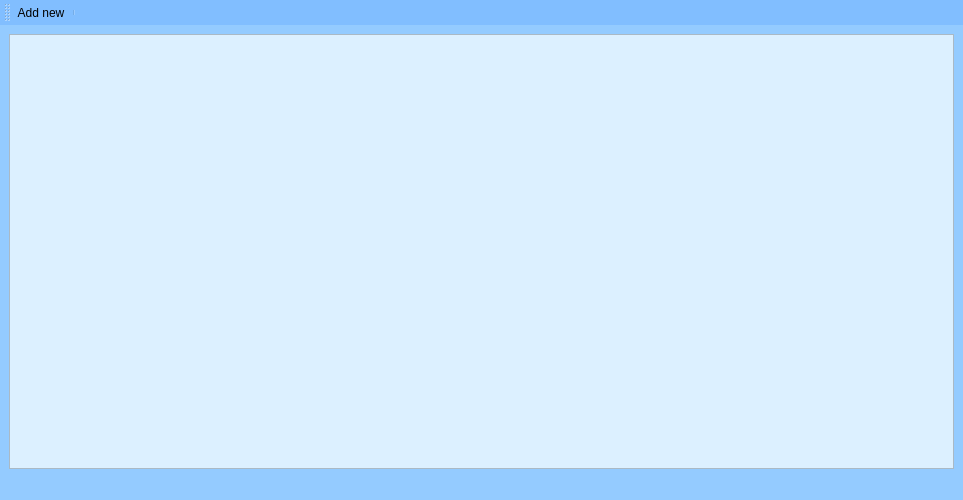
This is SmartClock/MainWindow.ui in Artem259/univ2.1_OOP_lab2 as Qt 5 draws it before an edit. The edited form follows.
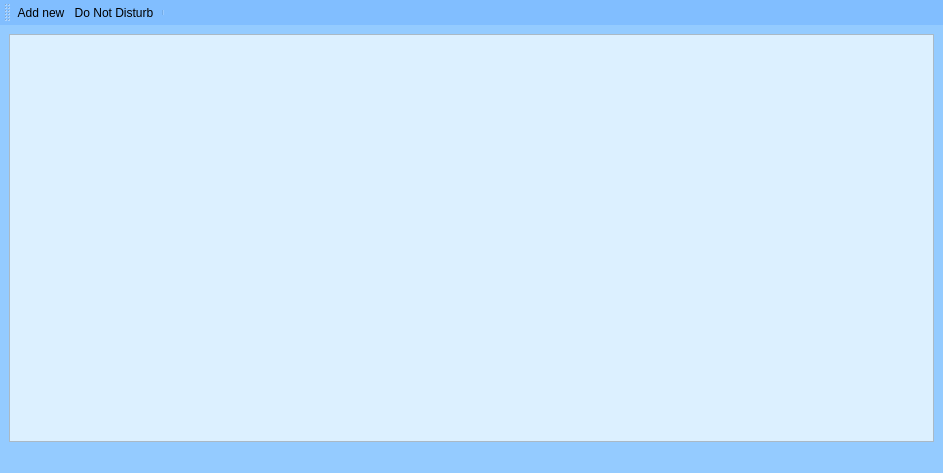
This is the edited form. Icons and pictures are not drawn.

The edit to the form file:
```diff
--- a/SmartClock/MainWindow.ui
+++ b/SmartClock/MainWindow.ui
@@ -6,8 +6,8 @@
    <rect>
     <x>0</x>
     <y>0</y>
-    <width>963</width>
-    <height>500</height>
+    <width>943</width>
+    <height>473</height>
    </rect>
   </property>
   <property name="minimumSize">
@@ -196,6 +196,7 @@
     <bool>false</bool>
    </attribute>
    <addaction name="addNewTool"/>
+   <addaction name="actionDo_Not_Disturb"/>
    <addaction name="separator"/>
   </widget>
   <action name="addNewTool">
@@ -209,8 +210,17 @@
    <property name="toolTip">
     <string>Add new</string>
    </property>
-   <property name="shortcut">
-    <string>Ctrl+=, Ctrl++</string>
+  </action>
+  <action name="actionDo_Not_Disturb">
+   <property name="icon">
+    <iconset resource="Resource.qrc">
+     <normaloff>:/prefix1/images/do_not_disturb_scheduled.png</normaloff>:/prefix1/images/do_not_disturb_scheduled.png</iconset>
+   </property>
+   <property name="text">
+    <string>Do Not Disturb</string>
+   </property>
+   <property name="toolTip">
+    <string>Do Not Disturb</string>
    </property>
   </action>
  </widget>
```
Left out of the diff: 2 changed lines with no effect on the pictures.
